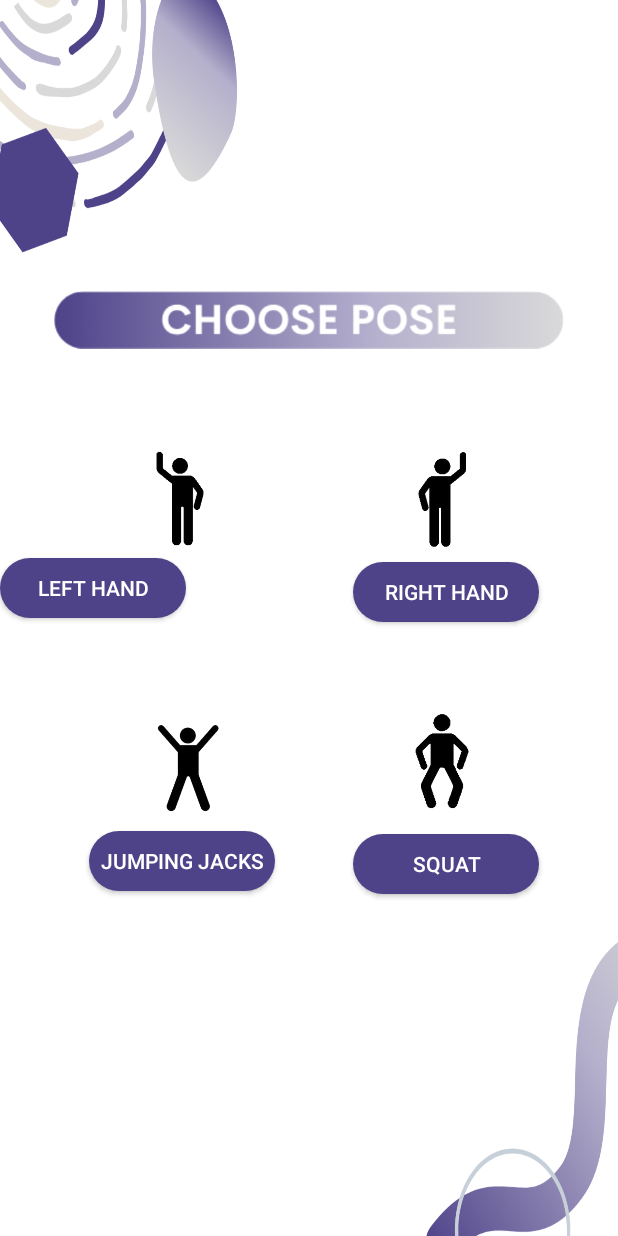
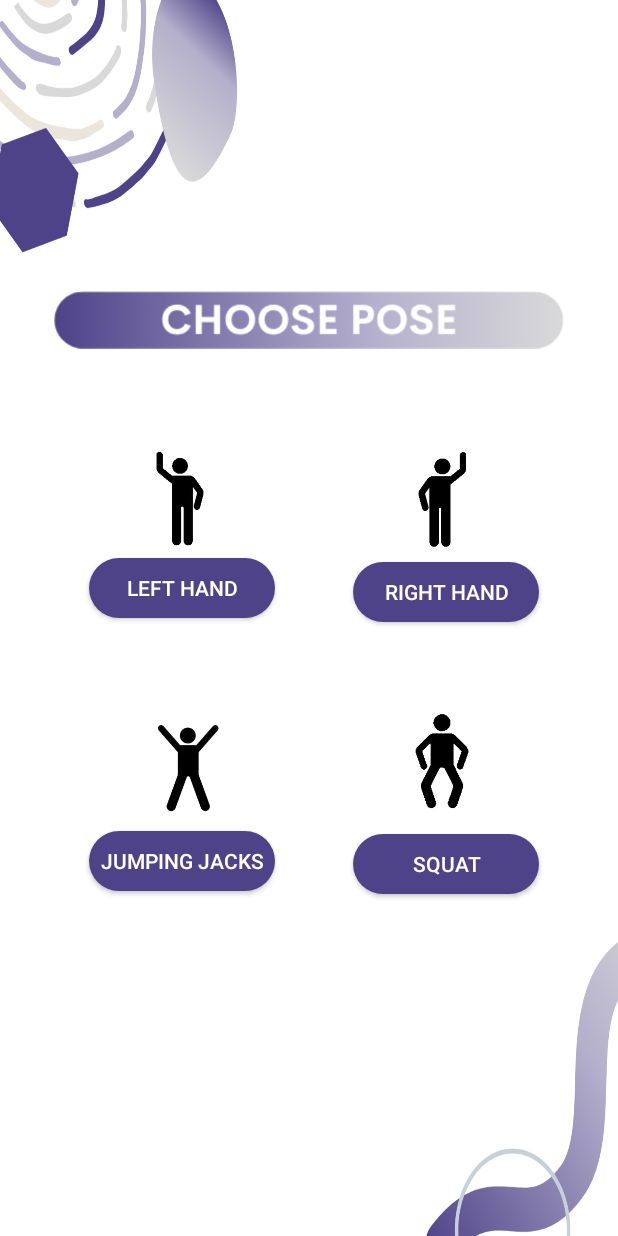
Before and after one commit to Sanita2000/Gibalica, an Android app: the SelectTrainingActivity screen opened directly, with no data from a screen before it, on a phone screen of 412 x 824 dp. Run offline under Robolectric (Android 15) with nearby library versions, the phone set to English and light mode, and no system bars.

Commit message:
design complete(correction), waiting for change requests

```diff
--- a/app/src/main/res/layout/activity_select_training.xml
+++ b/app/src/main/res/layout/activity_select_training.xml
@@ -15,9 +15,11 @@
         android:onClick="goToTraining"
         android:text="LEFT HAND"
         app:layout_constraintBottom_toBottomOf="parent"
+        app:layout_constraintEnd_toEndOf="parent"
+        app:layout_constraintHorizontal_bias="0.205"
+        app:layout_constraintStart_toStartOf="parent"
         app:layout_constraintTop_toTopOf="parent"
-        app:layout_constraintVertical_bias="0.425"
-        tools:layout_editor_absoluteX="59dp" />
+        app:layout_constraintVertical_bias="0.425" />
 
     <Button
         android:id="@+id/button7"
```
